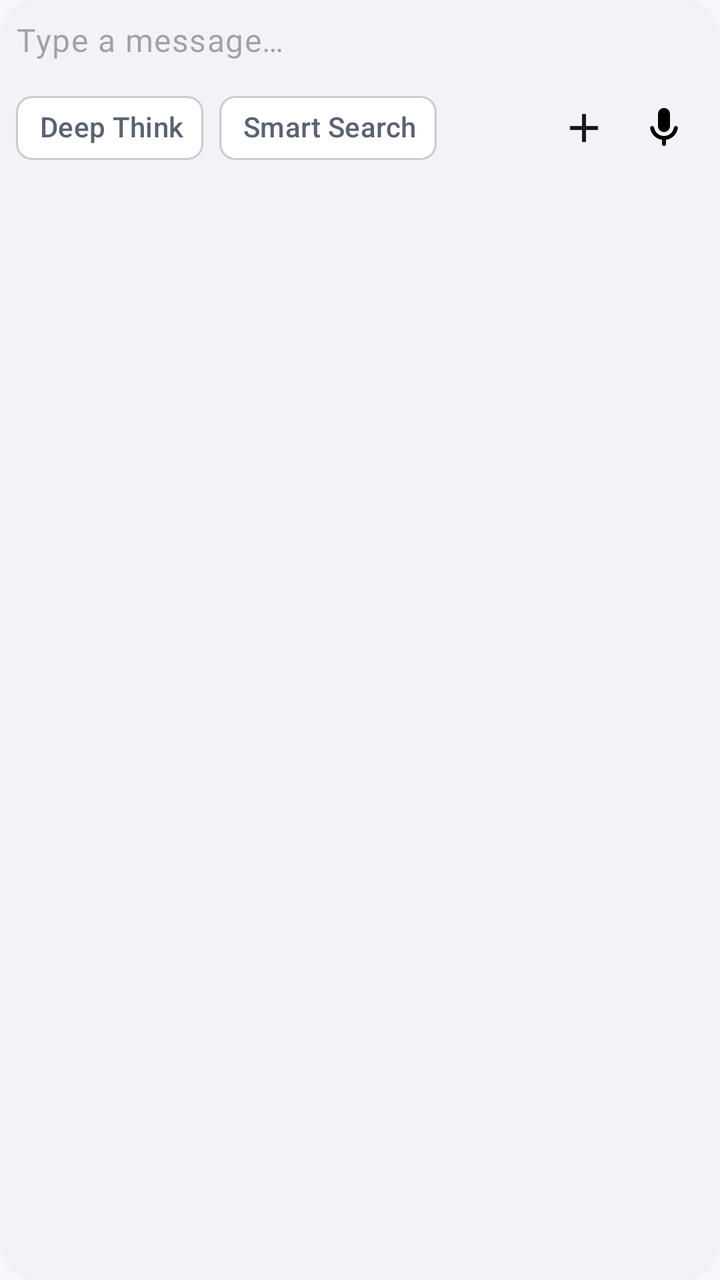
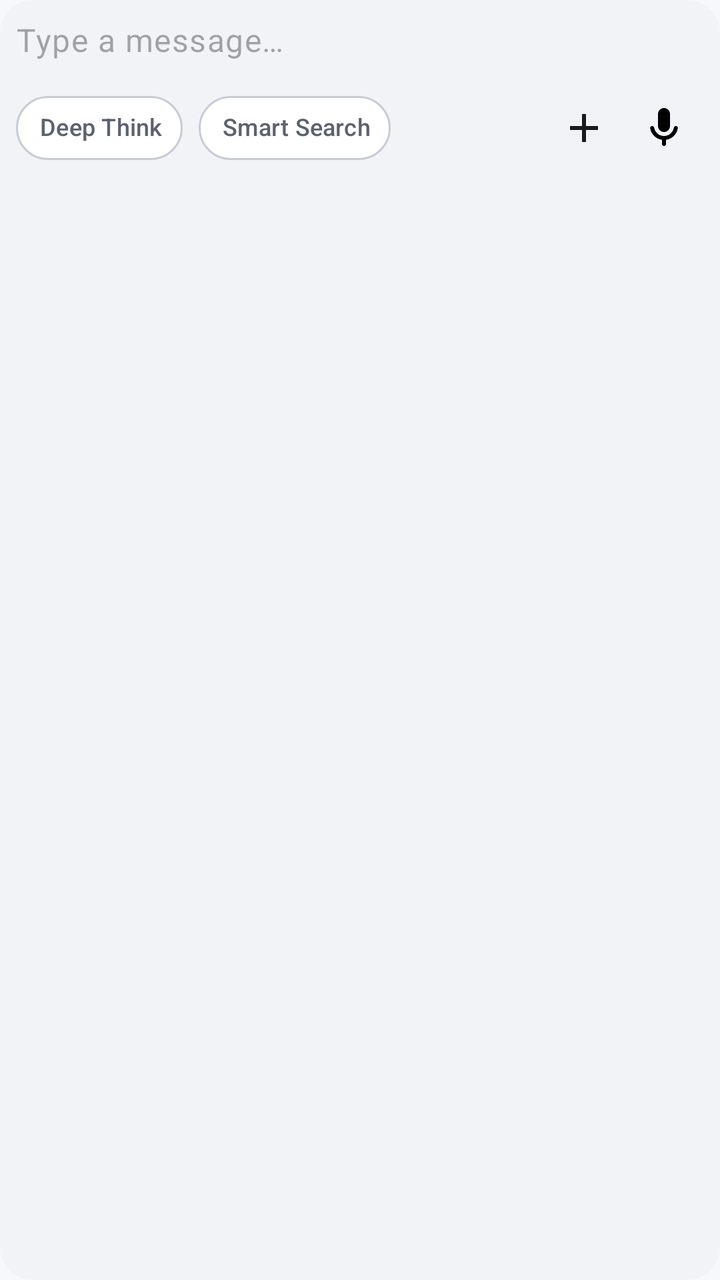

Before-and-after screenshots of an Android layout around one commit, followed by the original layout XML and the change that was made.
<!-- AndroidManifest.xml: application theme Theme.MyApplication -->
<!-- res/layout/view_chat_input_box.xml -->
<?xml version="1.0" encoding="utf-8"?>
<com.google.android.material.card.MaterialCardView xmlns:android="http://schemas.android.com/apk/res/android"
    xmlns:app="http://schemas.android.com/apk/res-auto"
    android:layout_width="match_parent"
    android:layout_height="wrap_content"
    app:cardCornerRadius="16dp"
    app:cardElevation="0dp"
    app:strokeWidth="0dp"
    app:cardBackgroundColor="?attr/colorSurfaceContainer">

    <LinearLayout
        android:layout_width="match_parent"
        android:layout_height="wrap_content"
        android:orientation="vertical"
        android:padding="8dp">

        
        <androidx.recyclerview.widget.RecyclerView
            android:id="@+id/rvAttachments"
            android:layout_width="match_parent"
            android:layout_height="wrap_content"
            android:visibility="gone"
            android:clipToPadding="false"
            android:paddingStart="8dp"
            android:paddingEnd="8dp" />

        
        <FrameLayout
            android:id="@+id/firstRowContainer"
            android:layout_width="match_parent"
            android:layout_height="wrap_content">

            
            <com.google.android.material.textfield.TextInputLayout
                android:id="@+id/inputLayout"
                style="@style/Widget.Material3.TextInputLayout.OutlinedBox"
                android:layout_width="match_parent"
                android:layout_height="wrap_content"
                app:boxBackgroundMode="none"
                app:boxStrokeWidth="0dp"
                app:boxStrokeWidthFocused="0dp"
                app:hintEnabled="false">

                <com.google.android.material.textfield.TextInputEditText
                    android:id="@+id/inputText"
                    android:layout_width="match_parent"
                    android:layout_height="wrap_content"
                    android:minHeight="24dp"
                    android:paddingStart="0dp"
                    android:paddingEnd="0dp"
                    android:paddingTop="0dp"
                    android:paddingBottom="0dp"
                    android:hint="@string/chat_input_hint"
                    android:inputType="text"
                    android:maxLines="1"
                    android:imeOptions="actionSend"
                    android:scrollbars="none"
                    android:textAppearance="@style/TextAppearance.DoDroid.BodyLarge" />

            </com.google.android.material.textfield.TextInputLayout>

            
            <TextView
                android:id="@+id/voiceHint"
                android:layout_width="match_parent"
                android:layout_height="48dp"
                android:gravity="center"
                android:text="@string/voice_hold_to_speak"
                android:textAppearance="@style/TextAppearance.DoDroid.BodyLarge"
                android:background="@drawable/bg_voice_hint"
                android:visibility="gone" />

        </FrameLayout>

        
        <LinearLayout
            android:layout_width="match_parent"
            android:layout_height="wrap_content"
            android:layout_marginTop="8dp"
            android:orientation="horizontal"
            android:gravity="center_vertical">

            <com.google.android.material.chip.Chip
                android:id="@+id/btnThink"
                style="@style/Widget.Material3.Chip.Filter"
                android:layout_width="wrap_content"
                android:layout_height="wrap_content"
                android:checkable="true"
                android:text="@string/deep_think"
                app:chipStartPadding="4dp"
                app:chipEndPadding="4dp"
                app:chipIcon="@drawable/ic_think"
                app:chipIconSize="16dp" />

            <com.google.android.material.chip.Chip
                android:id="@+id/btnWebSearch"
                style="@style/Widget.Material3.Chip.Filter"
                android:layout_width="wrap_content"
                android:layout_height="wrap_content"
                android:layout_marginStart="8dp"
                android:checkable="true"
                android:text="@string/web_search"
                app:chipStartPadding="4dp"
                app:chipEndPadding="4dp"
                app:chipIcon="@drawable/ic_web_search"
                app:chipIconSize="16dp" />

            <View
                android:layout_width="0dp"
                android:layout_height="0dp"
                android:layout_weight="1" />

            <ImageButton
                android:id="@+id/btnAdd"
                android:layout_width="40dp"
                android:layout_height="40dp"
                android:background="?attr/selectableItemBackgroundBorderless"
                android:src="@drawable/ic_add"
                android:contentDescription="@string/add"
                android:scaleType="centerInside" />

            <ImageButton
                android:id="@+id/btnModeSwitch"
                android:layout_width="40dp"
                android:layout_height="40dp"
                android:background="?attr/selectableItemBackgroundBorderless"
                android:src="@drawable/ic_mic"
                android:contentDescription="@string/switch_mode"
                android:scaleType="centerInside" />

            <ImageButton
                android:id="@+id/btnSend"
                android:layout_width="40dp"
                android:layout_height="40dp"
                android:layout_marginStart="8dp"
                android:background="@drawable/bg_send_button"
                android:padding="10dp"
                android:src="@drawable/ic_send"
                android:contentDescription="@string/send"
                android:scaleType="fitCenter"
                android:visibility="gone" />

        </LinearLayout>

    </LinearLayout>

</com.google.android.material.card.MaterialCardView>
<!-- resources referenced by this layout -->
<resources>
  <!-- drawable bg_send_button (drawable) -->
  <?xml version="1.0" encoding="utf-8"?>
  <shape xmlns:android="http://schemas.android.com/apk/res/android"
      android:shape="oval">
      <solid android:color="?attr/colorPrimary" />
      <size android:width="36dp" android:height="36dp" />
  </shape>
  <!-- drawable bg_voice_hint (drawable) -->
  <?xml version="1.0" encoding="utf-8"?>
  <shape xmlns:android="http://schemas.android.com/apk/res/android"
      android:shape="rectangle">
      <solid android:color="?attr/colorSurface" />
      <corners android:radius="12dp" />
  </shape>
  <!-- drawable ic_add (drawable) -->
  <?xml version="1.0" encoding="utf-8"?>
  <vector xmlns:android="http://schemas.android.com/apk/res/android"
      android:width="24dp"
      android:height="24dp"
      android:viewportWidth="24"
      android:viewportHeight="24"
      android:tint="?attr/colorOnSurface">
      <path
          android:fillColor="@android:color/white"
          android:pathData="M19,13h-6v6h-2v-6H5v-2h6V5h2v6h6v2z"/>
  </vector>
  <!-- drawable ic_send (drawable) -->
  <?xml version="1.0" encoding="utf-8"?>
  <vector xmlns:android="http://schemas.android.com/apk/res/android"
      android:width="24dp"
      android:height="24dp"
      android:viewportWidth="24"
      android:viewportHeight="24"
      android:tint="?attr/colorOnPrimary">
      <path
          android:fillColor="@android:color/white"
          android:pathData="M2.01,21L23,12 2.01,3 2,10l15,2 -15,2z" />
  </vector>
  <!-- drawable ic_think (drawable) -->
  <?xml version="1.0" encoding="utf-8"?>
  <vector xmlns:android="http://schemas.android.com/apk/res/android"
      android:width="24dp"
      android:height="24dp"
      android:viewportWidth="24"
      android:viewportHeight="24"
      android:tint="?attr/colorOnSurface">
      <path
          android:fillColor="@android:color/white"
          android:pathData="M12,2C6.48,2 2,6.48 2,12s4.48,10 10,10 10,-4.48 10,-10S17.52,2 12,2zM12,20c-4.41,0 -8,-3.59 -8,-8s3.59,-8 8,-8 8,3.59 8,8 -3.59,8 -8,8zM12.5,7H11v6l5.25,3.15 0.75,-1.23 -4.5,-2.67z"/>
  </vector>
  <string name="add">Add</string>
  <string name="chat_input_hint">Type a message…</string>
  <string name="deep_think">Deep Think</string>
  <string name="send">Send</string>
  <string name="switch_mode">Switch Mode</string>
  <string name="voice_hold_to_speak">Hold to speak</string>
  <string name="web_search">Smart Search</string>
  <style name="TextAppearance.DoDroid.BodyLarge" parent="TextAppearance.Material3.BodyLarge">
          <item name="android:textColor">?attr/colorOnSurface</item>
      </style>
  <color name="m3_primary">#4C5FD5</color>
  <color name="m3_on_primary">#FFFFFF</color>
  <color name="m3_primary_container">#DDE2FF</color>
  <color name="m3_on_primary_container">#101A44</color>
  <color name="m3_secondary">#5A5F6B</color>
  <color name="m3_on_secondary">#FFFFFF</color>
  <color name="m3_background">#F7F8FA</color>
  <color name="m3_on_background">#171A1F</color>
  <color name="m3_surface">#FFFFFF</color>
  <color name="m3_on_surface">#171A1F</color>
  <color name="m3_surface_container">#F1F3F7</color>
  <color name="m3_on_surface_variant">#5B6270</color>
  <color name="m3_surface_container_high">#E9ECF2</color>
  <color name="m3_outline">#C6CBD4</color>
  <color name="m3_outline_variant">#E1E4EA</color>
  <color name="m3_error">#BA1A1A</color>
  <color name="m3_success">#1E8E5A</color>
  <color name="m3_warning">#B26A00</color>
  <!-- unchanged entries left out for length: 3 -->
</resources>

<!-- the commit's change to res/layout/view_chat_input_box.xml (unified diff, before → after) -->
@@ -82,10 +82,11 @@
 
             <com.google.android.material.chip.Chip
                 android:id="@+id/btnThink"
-                style="@style/Widget.Material3.Chip.Filter"
+                style="@style/Widget.DoDroid.Chip.Filter"
                 android:layout_width="wrap_content"
                 android:layout_height="wrap_content"
                 android:checkable="true"
+                android:textSize="12sp"
                 android:text="@string/deep_think"
                 app:chipStartPadding="4dp"
                 app:chipEndPadding="4dp"
@@ -94,11 +95,12 @@
 
             <com.google.android.material.chip.Chip
                 android:id="@+id/btnWebSearch"
-                style="@style/Widget.Material3.Chip.Filter"
+                style="@style/Widget.DoDroid.Chip.Filter"
                 android:layout_width="wrap_content"
                 android:layout_height="wrap_content"
                 android:layout_marginStart="8dp"
                 android:checkable="true"
+                android:textSize="12sp"
                 android:text="@string/web_search"
                 app:chipStartPadding="4dp"
                 app:chipEndPadding="4dp"
<!-- resource entries referenced after the edit -->
@@ -60,6 +60,13 @@
   <style name="TextAppearance.DoDroid.BodyLarge" parent="TextAppearance.Material3.BodyLarge">
           <item name="android:textColor">?attr/colorOnSurface</item>
       </style>
+  <style name="Widget.DoDroid.Chip.Filter" parent="Widget.Material3.Chip.Filter">
+          <item name="chipCornerRadius">999dp</item>
+          <item name="android:textAppearance">@style/TextAppearance.DoDroid.LabelLarge</item>
+      </style>
+  <style name="TextAppearance.DoDroid.LabelLarge" parent="TextAppearance.Material3.LabelLarge">
+          <item name="android:textColor">?attr/colorOnSurface</item>
+      </style>
   <color name="m3_primary">#4C5FD5</color>
   <color name="m3_on_primary">#FFFFFF</color>
   <color name="m3_primary_container">#DDE2FF</color>
